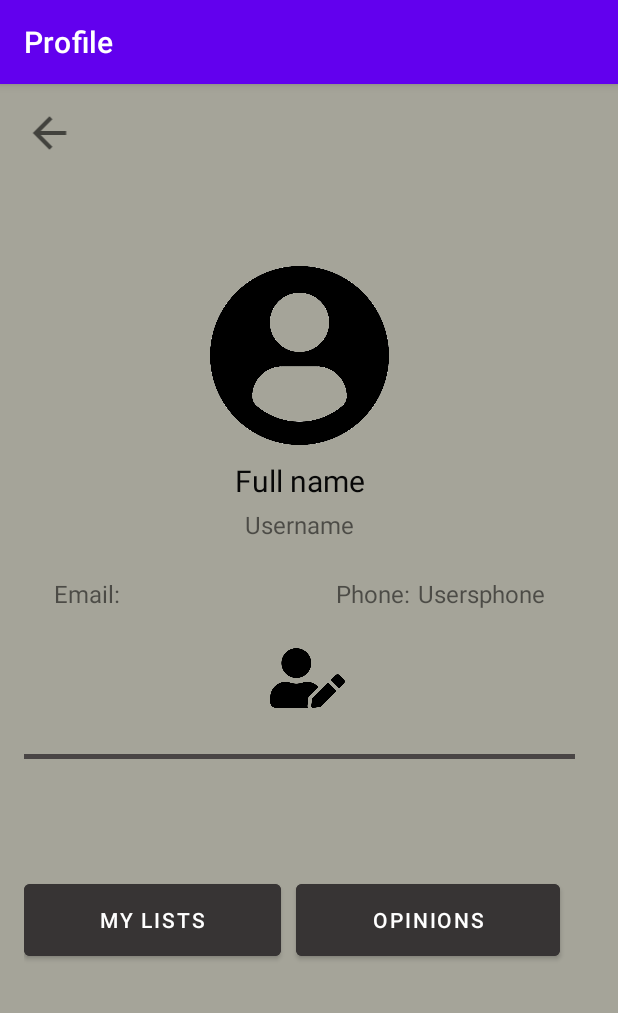
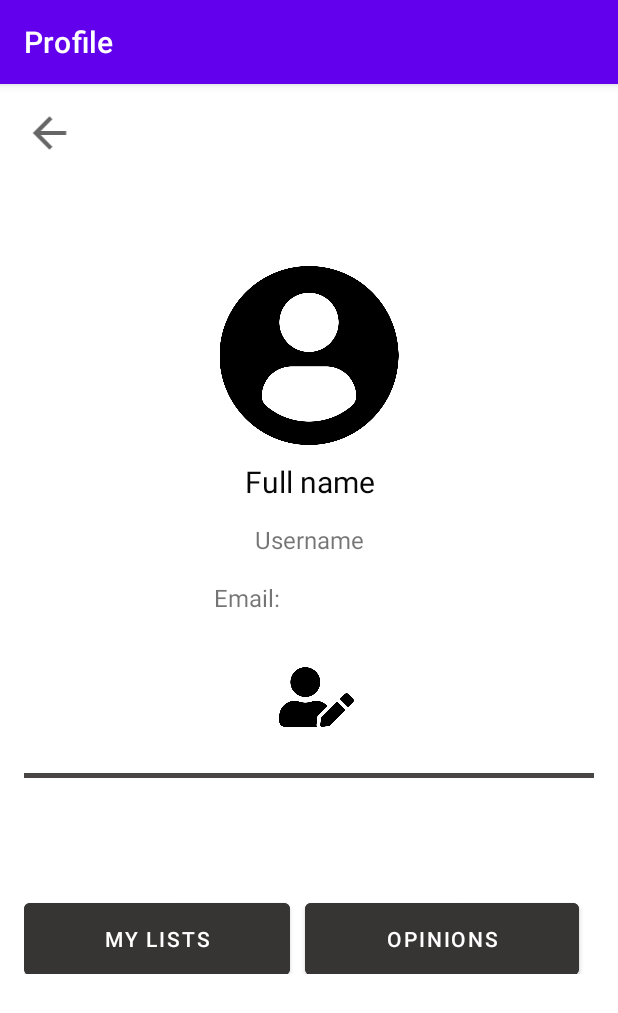
Before and after one commit to EugeniSB/AppTFG, an Android app: the ProfileActivity screen opened directly, with no data from a screen before it, on a phone screen of 412 x 824 dp. Shown: the top 1013 px of the screen. Run offline under Robolectric (Android 15) with nearby library versions, the phone set to English and light mode, and no system bars; our stand-ins replace Firebase (no records; nobody signed in at launch, a user with empty details on screens opened directly); 2 statements that could not run were skipped.

Commit message:
Changing somethings of the style and removing need for phonenumber

```diff
--- a/app/build.gradle
+++ b/app/build.gradle
@@ -38,7 +38,7 @@ dependencies {
     implementation 'androidx.appcompat:appcompat:1.4.1'
     implementation 'com.google.android.material:material:1.5.0'
     implementation 'androidx.constraintlayout:constraintlayout:2.1.3'
-    implementation 'com.google.firebase:firebase-auth-ktx:21.0.1'
+    implementation 'com.google.firebase:firebase-auth-ktx:21.0.3'
     implementation 'com.google.firebase:firebase-firestore-ktx:24.0.1'
     implementation 'com.google.firebase:firebase-storage-ktx:20.0.1'
     testImplementation 'junit:junit:4.13.2'
--- a/app/src/main/java/com/eugenisb/alphatest/ProfileActivity.kt
+++ b/app/src/main/java/com/eugenisb/alphatest/ProfileActivity.kt
@@ -49,7 +49,7 @@ class ProfileActivity : AppCompatActivity() {
             findViewById<TextView>(R.id.fullnameTextView).setText(it.get("name") as String)
             findViewById<TextView>(R.id.usernameTextView).setText(it.get("username") as String)
             findViewById<TextView>(R.id.emailTextView).setText(email)
-            findViewById<TextView>(R.id.phoneTextView).setText(it.get("phone") as String)
+            //findViewById<TextView>(R.id.phoneTextView).setText(it.get("phone") as String)
         }
 
         Thread.sleep(900)
--- a/app/src/main/res/layout/activity_add_contact.xml
+++ b/app/src/main/res/layout/activity_add_contact.xml
@@ -4,7 +4,7 @@
     xmlns:tools="http://schemas.android.com/tools"
     android:layout_width="match_parent"
     android:layout_height="match_parent"
-    android:background="#A5A499"
+    android:background="#FFFFFF"
     tools:context=".AddContactActivity">
 
     <ListView
--- a/app/src/main/res/layout/activity_auth.xml
+++ b/app/src/main/res/layout/activity_auth.xml
@@ -4,7 +4,7 @@
     xmlns:tools="http://schemas.android.com/tools"
     android:layout_width="match_parent"
     android:layout_height="match_parent"
-    android:background="#A5A499"
+    android:background="#FFFFFF"
     tools:context=".AuthActivity">
 
     <LinearLayout
--- a/app/src/main/res/layout/activity_home.xml
+++ b/app/src/main/res/layout/activity_home.xml
@@ -4,7 +4,7 @@
     xmlns:tools="http://schemas.android.com/tools"
     android:layout_width="match_parent"
     android:layout_height="match_parent"
-    android:background="#A5A499"
+    android:background="#FFFFFF"
     tools:context=".HomeActivity">
 
     <ImageView
--- a/app/src/main/res/layout/activity_profile.xml
+++ b/app/src/main/res/layout/activity_profile.xml
@@ -9,14 +9,14 @@
     <androidx.constraintlayout.widget.ConstraintLayout
         android:layout_width="match_parent"
         android:layout_height="match_parent"
-        android:background="#A5A499"
+        android:background="#FFFFFF"
         tools:context=".HomeActivity"
         tools:layout_editor_absoluteX="204dp"
         tools:layout_editor_absoluteY="121dp">
 
         <LinearLayout
             android:id="@+id/linearLayout"
-            android:layout_width="367dp"
+            android:layout_width="0dp"
             android:layout_height="472dp"
             android:layout_marginStart="16dp"
             android:layout_marginEnd="16dp"
@@ -38,7 +38,7 @@
             <TextView
                 android:id="@+id/fullnameTextView"
                 android:layout_width="match_parent"
-                android:layout_height="22dp"
+                android:layout_height="29dp"
                 android:layout_marginTop="10dp"
                 android:gravity="center|center_horizontal|center_vertical"
                 android:text="Full name"
@@ -52,52 +52,37 @@
             <TextView
                 android:id="@+id/usernameTextView"
                 android:layout_width="match_parent"
-                android:layout_height="wrap_content"
+                android:layout_height="28dp"
                 android:gravity="center|center_horizontal|center_vertical"
                 android:text="Username"
                 android:textSize="16sp" />
 
             <Space
                 android:layout_width="match_parent"
-                android:layout_height="24dp" />
+                android:layout_height="13dp" />
 
             <TableRow
                 android:layout_width="match_parent"
-                android:layout_height="25dp">
+                android:layout_height="35dp">
 
                 <TextView
                     android:id="@+id/preEmailTextView"
-                    android:layout_width="0dp"
+                    android:layout_width="248dp"
                     android:layout_height="match_parent"
                     android:layout_marginLeft="20dp"
                     android:layout_weight="1"
+                    android:gravity="right"
                     android:text="Email:"
                     android:textSize="16sp" />
 
                 <TextView
                     android:id="@+id/emailTextView"
-                    android:layout_width="116dp"
+                    android:layout_width="199dp"
                     android:layout_height="match_parent"
+                    android:layout_marginLeft="10dp"
                     android:text="UsersEmail"
                     android:textSize="16sp" />
 
-                <TextView
-                    android:id="@+id/prePhoneTextView"
-                    android:layout_width="23dp"
-                    android:layout_height="match_parent"
-                    android:layout_weight="1"
-                    android:gravity="right"
-                    android:text="Phone:"
-                    android:textSize="16sp" />
-
-                <TextView
-                    android:id="@+id/phoneTextView"
-                    android:layout_width="wrap_content"
-                    android:layout_height="match_parent"
-                    android:layout_marginLeft="5dp"
-                    android:layout_marginRight="20dp"
-                    android:text="Usersphone"
-                    android:textSize="16sp" />
             </TableRow>
 
             <Space
--- a/app/src/main/res/layout/contactlist_item.xml
+++ b/app/src/main/res/layout/contactlist_item.xml
@@ -20,7 +20,7 @@
         android:layout_alignParentRight="true"
         android:layout_centerVertical="true"
         android:layout_marginRight="5dp"
-        android:backgroundTint="#34D13A"
+        android:backgroundTint="#38C83E"
         android:text="Add" />
 
 </RelativeLayout>
```
Also changed, not shown: app/src/main/java/com/eugenisb/alphatest/EditProfileActivity.kt (+7 -6 lines), app/src/main/java/com/eugenisb/alphatest/SignUpActivity.kt (+5 -4 lines), app/src/main/res/layout/activity_edit_profile.xml (+1 -14 lines), app/src/main/res/layout/activity_sign_up.xml (+2 -14 lines).
